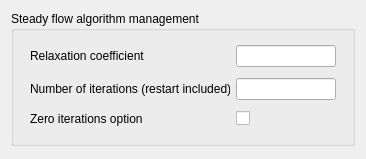
This is gui/Pages/SteadyManagementForm.ui in code-saturne/code_saturne as Qt 5 draws it before an edit. The edited form follows.
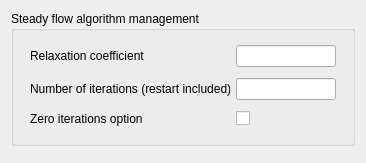
This is the edited form.

Diff of the .ui file:
```diff
--- a/gui/Pages/SteadyManagementForm.ui
+++ b/gui/Pages/SteadyManagementForm.ui
@@ -7,7 +7,7 @@
     <x>0</x>
     <y>0</y>
     <width>366</width>
-    <height>159</height>
+    <height>163</height>
    </rect>
   </property>
   <property name="windowTitle">
```
Left out of the diff: 15 changed lines with no effect on the pictures.
